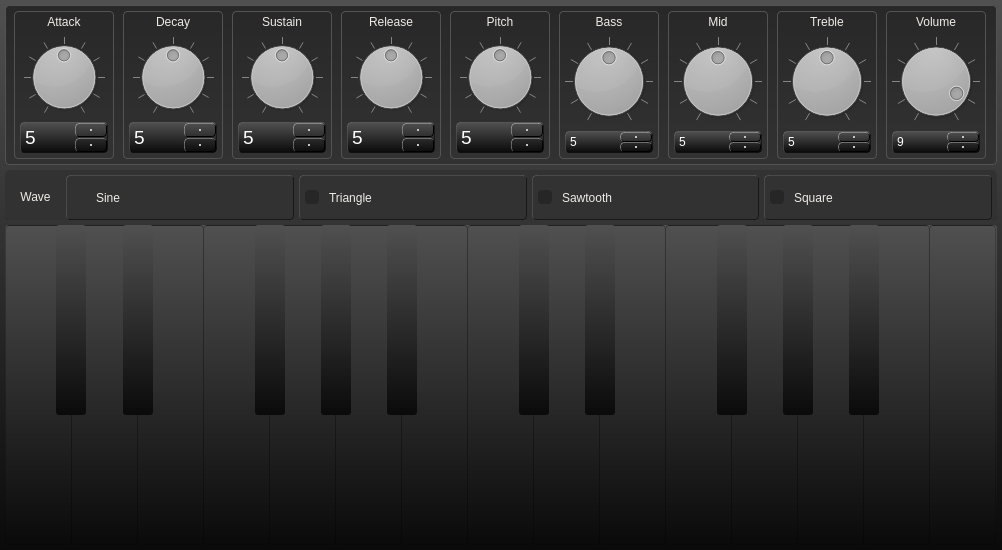
rohan-singh1/SnakeSynth, file ui/form.ui: the form before one commit.
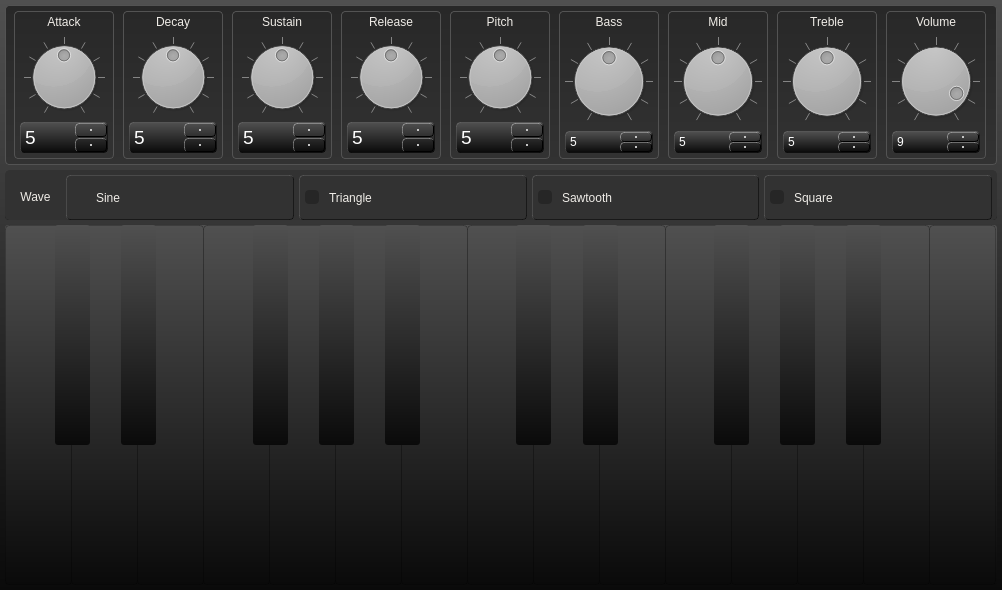
The form after the commit.

Commit message: Updated the UI dimensions and layout for consistent aesthetics post addition of bass-mid-treble controls

Diff of the .ui file:
```diff
--- a/ui/form.ui
+++ b/ui/form.ui
@@ -7,7 +7,7 @@
     <x>0</x>
     <y>0</y>
     <width>1002</width>
-    <height>550</height>
+    <height>590</height>
    </rect>
   </property>
   <property name="windowTitle">
@@ -2144,7 +2144,7 @@
         <x>0</x>
         <y>0</y>
         <width>67</width>
-        <height>320</height>
+        <height>360</height>
        </rect>
       </property>
       <property name="styleSheet">
@@ -2173,7 +2173,7 @@
         <x>66</x>
         <y>0</y>
         <width>67</width>
-        <height>320</height>
+        <height>360</height>
        </rect>
       </property>
       <property name="styleSheet">
@@ -2202,7 +2202,7 @@
         <x>132</x>
         <y>0</y>
         <width>67</width>
-        <height>320</height>
+        <height>360</height>
        </rect>
       </property>
       <property name="styleSheet">
@@ -2231,7 +2231,7 @@
         <x>198</x>
         <y>0</y>
         <width>67</width>
-        <height>320</height>
+        <height>360</height>
        </rect>
       </property>
       <property name="styleSheet">
@@ -2260,7 +2260,7 @@
         <x>264</x>
         <y>0</y>
         <width>67</width>
-        <height>320</height>
+        <height>360</height>
        </rect>
       </property>
       <property name="styleSheet">
@@ -2289,7 +2289,7 @@
         <x>330</x>
         <y>0</y>
         <width>67</width>
-        <height>320</height>
+        <height>360</height>
        </rect>
       </property>
       <property name="styleSheet">
@@ -2318,7 +2318,7 @@
         <x>396</x>
         <y>0</y>
         <width>67</width>
-        <height>320</height>
+        <height>360</height>
        </rect>
       </property>
       <property name="styleSheet">
@@ -2347,7 +2347,7 @@
         <x>528</x>
         <y>0</y>
         <width>67</width>
-        <height>320</height>
+        <height>360</height>
        </rect>
       </property>
       <property name="styleSheet">
@@ -2376,7 +2376,7 @@
         <x>726</x>
         <y>0</y>
         <width>67</width>
-        <height>320</height>
+        <height>360</height>
        </rect>
       </property>
       <property name="styleSheet">
@@ -2405,7 +2405,7 @@
         <x>792</x>
         <y>0</y>
         <width>67</width>
-        <height>320</height>
+        <height>360</height>
        </rect>
       </property>
       <property name="styleSheet">
@@ -2434,7 +2434,7 @@
         <x>858</x>
         <y>0</y>
         <width>67</width>
-        <height>320</height>
+        <height>360</height>
        </rect>
       </property>
       <property name="styleSheet">
@@ -2463,7 +2463,7 @@
         <x>924</x>
         <y>0</y>
         <width>67</width>
-        <height>320</height>
+        <height>360</height>
        </rect>
       </property>
       <property name="styleSheet">
@@ -2492,7 +2492,7 @@
         <x>660</x>
         <y>0</y>
         <width>67</width>
-        <height>320</height>
+        <height>360</height>
        </rect>
       </property>
       <property name="styleSheet">
@@ -2521,7 +2521,7 @@
         <x>594</x>
         <y>0</y>
         <width>67</width>
-        <height>320</height>
+        <height>360</height>
        </rect>
       </property>
       <property name="styleSheet">
@@ -2550,7 +2550,7 @@
         <x>462</x>
         <y>0</y>
         <width>67</width>
-        <height>320</height>
+        <height>360</height>
        </rect>
       </property>
       <property name="styleSheet">
@@ -2576,10 +2576,10 @@
      <widget class="QPushButton" name="C#3">
       <property name="geometry">
        <rect>
-        <x>51</x>
+        <x>50</x>
         <y>0</y>
-        <width>30</width>
-        <height>190</height>
+        <width>35</width>
+        <height>220</height>
        </rect>
       </property>
       <property name="styleSheet">
@@ -2604,10 +2604,10 @@
      <widget class="QPushButton" name="D#3">
       <property name="geometry">
        <rect>
-        <x>118</x>
+        <x>116</x>
         <y>0</y>
-        <width>30</width>
-        <height>190</height>
+        <width>35</width>
+        <height>220</height>
        </rect>
       </property>
       <property name="styleSheet">
@@ -2632,10 +2632,10 @@
      <widget class="QPushButton" name="F#3">
       <property name="geometry">
        <rect>
-        <x>250</x>
+        <x>248</x>
         <y>0</y>
-        <width>30</width>
-        <height>190</height>
+        <width>35</width>
+        <height>220</height>
        </rect>
       </property>
       <property name="styleSheet">
@@ -2660,10 +2660,10 @@
      <widget class="QPushButton" name="G#3">
       <property name="geometry">
        <rect>
-        <x>316</x>
+        <x>314</x>
         <y>0</y>
-        <width>30</width>
-        <height>190</height>
+        <width>35</width>
+        <height>220</height>
        </rect>
       </property>
       <property name="styleSheet">
@@ -2688,10 +2688,10 @@
      <widget class="QPushButton" name="A#3">
       <property name="geometry">
        <rect>
-        <x>382</x>
+        <x>380</x>
         <y>0</y>
-        <width>30</width>
-        <height>190</height>
+        <width>35</width>
+        <height>220</height>
        </rect>
       </property>
       <property name="styleSheet">
@@ -2716,10 +2716,10 @@
      <widget class="QPushButton" name="C#4">
       <property name="geometry">
        <rect>
-        <x>514</x>
+        <x>511</x>
         <y>0</y>
-        <width>30</width>
-        <height>190</height>
+        <width>35</width>
+        <height>220</height>
        </rect>
       </property>
       <property name="styleSheet">
@@ -2744,10 +2744,10 @@
      <widget class="QPushButton" name="D#4">
       <property name="geometry">
        <rect>
-        <x>580</x>
+        <x>578</x>
         <y>0</y>
-        <width>30</width>
-        <height>190</height>
+        <width>35</width>
+        <height>220</height>
        </rect>
       </property>
       <property name="styleSheet">
@@ -2772,10 +2772,10 @@
      <widget class="QPushButton" name="F#4">
       <property name="geometry">
        <rect>
-        <x>712</x>
+        <x>709</x>
         <y>0</y>
-        <width>30</width>
-        <height>190</height>
+        <width>35</width>
+        <height>220</height>
        </rect>
       </property>
       <property name="styleSheet">
@@ -2800,10 +2800,10 @@
      <widget class="QPushButton" name="G#4">
       <property name="geometry">
        <rect>
-        <x>778</x>
+        <x>775</x>
         <y>0</y>
-        <width>30</width>
-        <height>190</height>
+        <width>35</width>
+        <height>220</height>
        </rect>
       </property>
       <property name="styleSheet">
@@ -2828,10 +2828,10 @@
      <widget class="QPushButton" name="A#4">
       <property name="geometry">
        <rect>
-        <x>844</x>
+        <x>841</x>
         <y>0</y>
-        <width>30</width>
-        <height>190</height>
+        <width>35</width>
+        <height>220</height>
        </rect>
       </property>
       <property name="styleSheet">
```
The commit also changes 1 other file.
